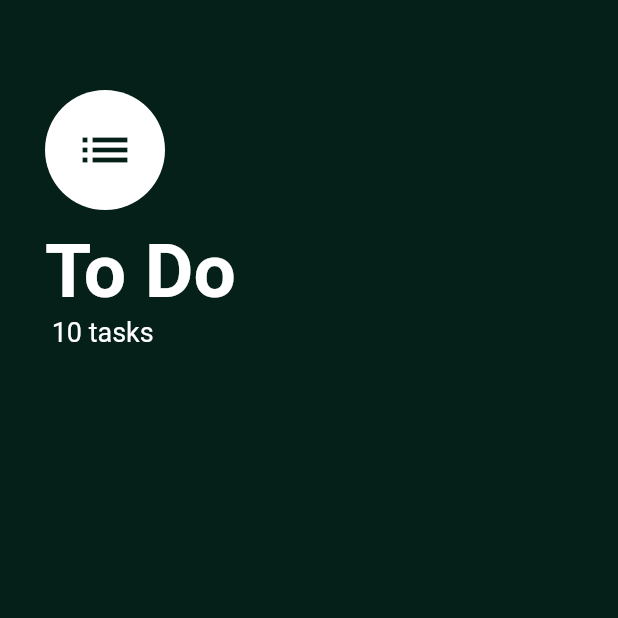
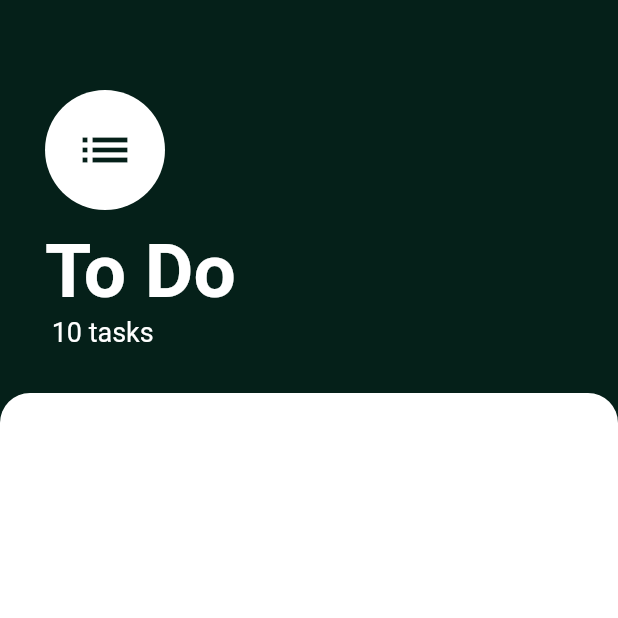
Before and after one commit to Syamgith/todo_flutter, a Flutter app: the screen it shows after launch, on a phone screen of 412 x 824 dp, the top half of it. Run offline on Flutter 3.47's test engine with Material 2 defaults, Android fonts, the phone set to English and light mode, and no system bars.

Commit message:
added container card

```diff
--- a/lib/screens/tasks_screen.dart
+++ b/lib/screens/tasks_screen.dart
@@ -5,7 +5,10 @@ class TasksScreen extends StatelessWidget {
   Widget build(BuildContext context) {
     return Scaffold(
       backgroundColor: Color(0xfff052019),
-      body: Container(
+      body: Column(
+        crossAxisAlignment: CrossAxisAlignment.start,
+        children: <Widget>[
+          Container(
             padding: EdgeInsets.only(top: 60, left: 30, right: 30, bottom: 30),
             child: Column(
               crossAxisAlignment: CrossAxisAlignment.start,
@@ -36,6 +39,20 @@ class TasksScreen extends StatelessWidget {
               ],
             ),
           ),
+          Expanded(
+            child: Container(
+              height: 300,
+              decoration: BoxDecoration(
+                color: Colors.white,
+                borderRadius: BorderRadius.only(
+                  topLeft: Radius.circular(20),
+                  topRight: Radius.circular(20),
+                ),
+              ),
+            ),
+          )
+        ],
+      ),
     );
   }
 }
```
Lines whose indentation alone changed are shown as unchanged.
